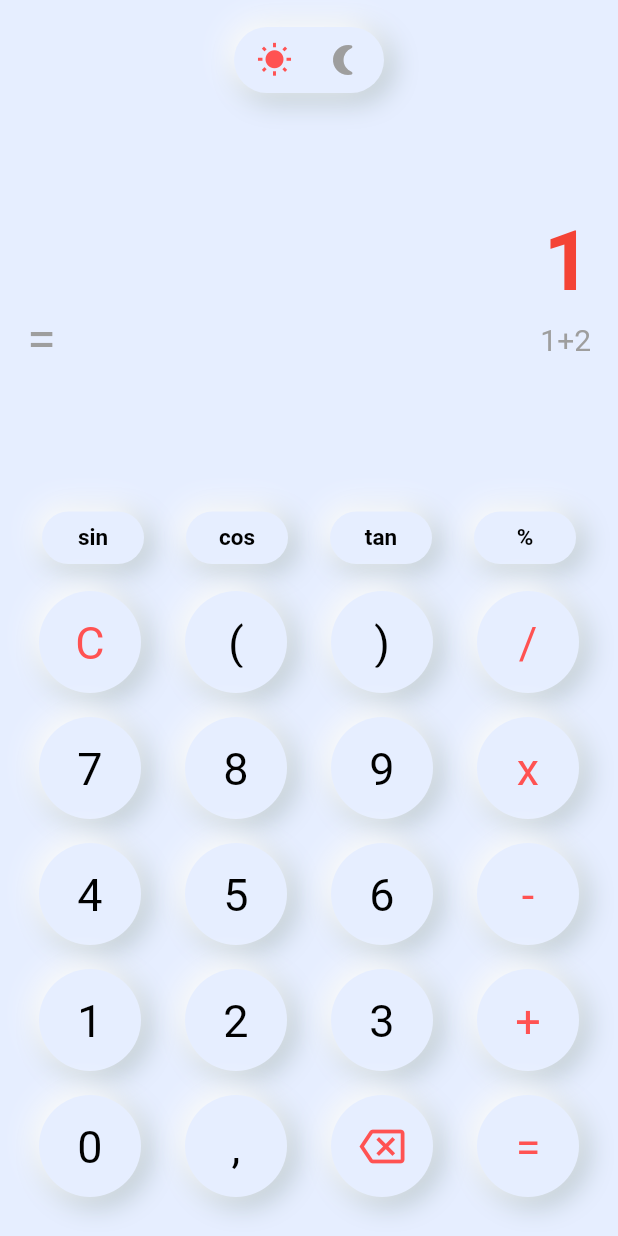
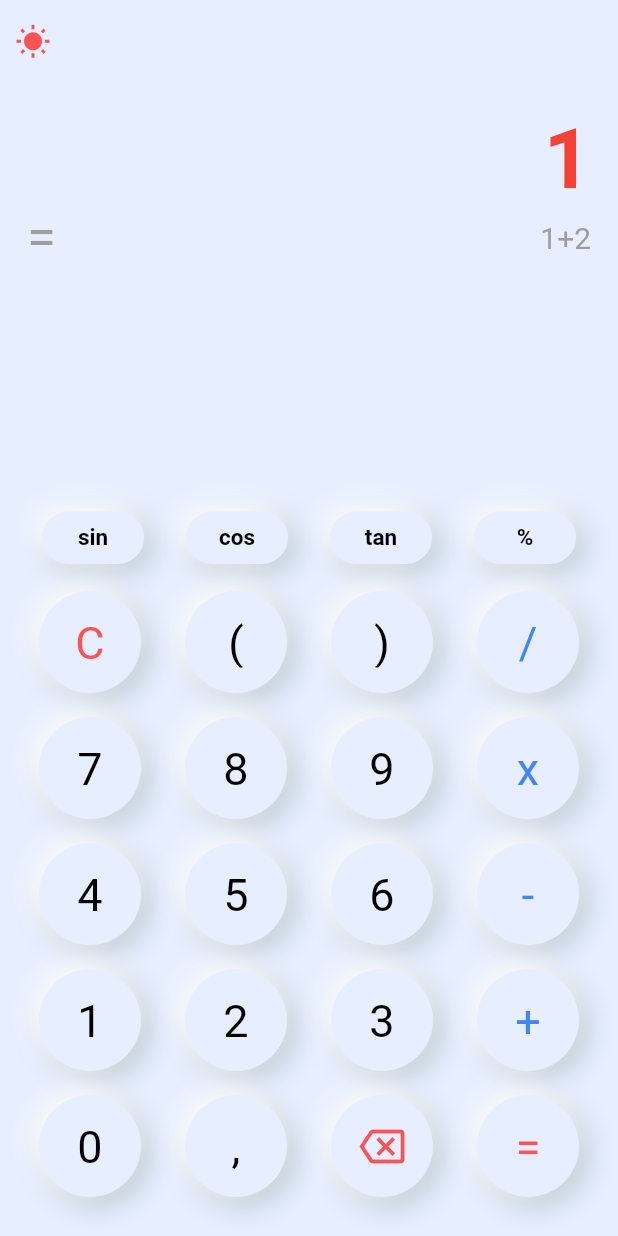
Before and after one commit to ChinmayShringi/NeuMorph_Calculater_FlutterUI, a Flutter app: the screen it shows after launch, on a phone screen of 412 x 824 dp. Run offline on Flutter 3.47's test engine with Material 2 defaults, Android fonts, the phone set to English and light mode, and no system bars.

Commit message:
add color change

```diff
--- a/lib/main.dart
+++ b/lib/main.dart
@@ -14,25 +14,37 @@ class MyApp extends StatelessWidget {
     return MaterialApp(
       debugShowCheckedModeBanner: false,
       title: 'Calculator',
-      home: CalculatorNeuApp(),
+      home: Calculator(),
     );
   }
 }
 
-const Color colorDark = Color(0xFF374352);
-const Color colorLight = Color(0xFFe6eeff);
+const Color cDark = Color(0xFF374352);
+const Color cLight = Color(0xFFe6eeff);
 
-class CalculatorNeuApp extends StatefulWidget {
+class Calculator extends StatefulWidget {
   @override
-  _CalculatorNeuAppState createState() => _CalculatorNeuAppState();
+  _CalculatorState createState() => _CalculatorState();
 }
 
-class _CalculatorNeuAppState extends State<CalculatorNeuApp> {
+class _CalculatorState extends State<Calculator> {
   bool dMode = false;
   @override
   Widget build(BuildContext context) {
     return Scaffold(
-      backgroundColor: dMode ? colorDark : colorLight,
+      appBar: AppBar(
+        backgroundColor: dMode ? cDark : cLight,
+        elevation: 0,
+        leading: GestureDetector(
+          onTap: () {
+            setState(() {
+              dMode ? dMode = false : dMode = true;
+            });
+          },
+          child: _switchMode(),
+        ),
+      ),
+      backgroundColor: dMode ? cDark : cLight,
       body: SafeArea(
         child: Padding(
           padding: const EdgeInsets.all(18),
@@ -43,15 +55,15 @@ class _CalculatorNeuAppState extends State<CalculatorNeuApp> {
                 child: Column(
                   mainAxisAlignment: MainAxisAlignment.spaceBetween,
                   children: [
-                    GestureDetector(
-                      onTap: () {
-                        setState(() {
-                          dMode ? dMode = false : dMode = true;
-                        });
-                      },
-                      child: _switchMode(),
-                    ),
-                    SizedBox(height: 80),
+                    // GestureDetector(
+                    //   onTap: () {
+                    //     setState(() {
+                    //       dMode ? dMode = false : dMode = true;
+                    //     });
+                    //   },
+                    //   child: _switchMode(),
+                    // ),
+                    // SizedBox(height: 80),
                     Align(
                       alignment: Alignment.centerRight,
                       child: Text(
@@ -106,7 +118,7 @@ class _CalculatorNeuAppState extends State<CalculatorNeuApp> {
                       _buildButtonRounded(title: ')'),
                       _buildButtonRounded(
                           title: '/',
-                          textColor: dMode ? Colors.green : Colors.redAccent)
+                          textColor: Color.fromRGBO(66, 133, 244, 1))
                     ],
                   ),
                   Row(
@@ -117,7 +129,7 @@ class _CalculatorNeuAppState extends State<CalculatorNeuApp> {
                       _buildButtonRounded(title: '9'),
                       _buildButtonRounded(
                           title: 'x',
-                          textColor: dMode ? Colors.green : Colors.redAccent)
+                          textColor: Color.fromRGBO(66, 133, 244, 1))
                     ],
                   ),
                   Row(
@@ -128,7 +140,7 @@ class _CalculatorNeuAppState extends State<CalculatorNeuApp> {
                       _buildButtonRounded(title: '6'),
                       _buildButtonRounded(
                           title: '-',
-                          textColor: dMode ? Colors.green : Colors.redAccent)
+                          textColor: Color.fromRGBO(66, 133, 244, 1))
                     ],
                   ),
                   Row(
@@ -139,7 +151,7 @@ class _CalculatorNeuAppState extends State<CalculatorNeuApp> {
                       _buildButtonRounded(title: '3'),
                       _buildButtonRounded(
                           title: '+',
-                          textColor: dMode ? Colors.green : Colors.redAccent)
+                          textColor: Color.fromRGBO(66, 133, 244, 1))
                     ],
                   ),
                   Row(
@@ -149,7 +161,7 @@ class _CalculatorNeuAppState extends State<CalculatorNeuApp> {
                       _buildButtonRounded(title: ','),
                       _buildButtonRounded(
                           icon: Icons.backspace_outlined,
-                          iconColor: dMode ? Colors.green : Colors.redAccent),
+                          iconColor: Colors.redAccent),
                       _buildButtonRounded(
                           title: '=',
                           textColor: dMode ? Colors.green : Colors.redAccent)
@@ -172,7 +184,7 @@ class _CalculatorNeuAppState extends State<CalculatorNeuApp> {
       Color textColor}) {
     return Padding(
       padding: const EdgeInsets.all(8),
-      child: NeuContainer(
+      child: NeuMorph(
         dMode: dMode,
         borderRadius: BorderRadius.circular(40),
         padding: EdgeInsets.all(padding),
@@ -204,7 +216,7 @@ class _CalculatorNeuAppState extends State<CalculatorNeuApp> {
   Widget _buttonTopSet({String title, double padding = 17}) {
     return Padding(
       padding: const EdgeInsets.all(10),
-      child: NeuContainer(
+      child: NeuMorph(
         dMode: dMode,
         borderRadius: BorderRadius.circular(50),
         padding:
@@ -226,40 +238,30 @@ class _CalculatorNeuAppState extends State<CalculatorNeuApp> {
   }
 
   Widget _switchMode() {
-    return NeuContainer(
-      dMode: dMode,
-      padding: EdgeInsets.symmetric(vertical: 10, horizontal: 15),
-      borderRadius: BorderRadius.circular(40),
-      child: Container(
-        width: 70,
-        child:
-            Row(mainAxisAlignment: MainAxisAlignment.spaceBetween, children: [
-          Icon(
-            Icons.wb_sunny,
-            color: dMode ? Colors.grey : Colors.redAccent,
-          ),
-          Icon(
-            Icons.nightlight_round,
-            color: dMode ? Colors.green : Colors.grey,
-          ),
-        ]),
-      ),
+    return Container(
+      padding: EdgeInsets.symmetric(horizontal: 10),
+      width: 50,
+      child: Row(children: [
+        Icon(
+          dMode ? Icons.nightlight_round : Icons.wb_sunny,
+          color: dMode ? Colors.grey : Colors.redAccent,
+        ),
+      ]),
     );
   }
 }
 
-class NeuContainer extends StatefulWidget {
+class NeuMorph extends StatefulWidget {
   final bool dMode;
   final Widget child;
   final BorderRadius borderRadius;
   final EdgeInsetsGeometry padding;
-  NeuContainer(
-      {this.dMode = false, this.child, this.borderRadius, this.padding});
+  NeuMorph({this.dMode = false, this.child, this.borderRadius, this.padding});
   @override
-  _NeuContainerState createState() => _NeuContainerState();
+  _NeuMorphState createState() => _NeuMorphState();
 }
 
-class _NeuContainerState extends State<NeuContainer> {
+class _NeuMorphState extends State<NeuMorph> {
   bool _isPressed = false;
 
   void _onPointerDown(PointerDownEvent event) {
@@ -283,7 +285,7 @@ class _NeuContainerState extends State<NeuContainer> {
       child: Container(
         padding: widget.padding,
         decoration: BoxDecoration(
-            color: dMode ? colorDark : colorLight,
+            color: dMode ? cDark : cLight,
             borderRadius: widget.borderRadius,
             boxShadow: _isPressed
                 ? null
```
